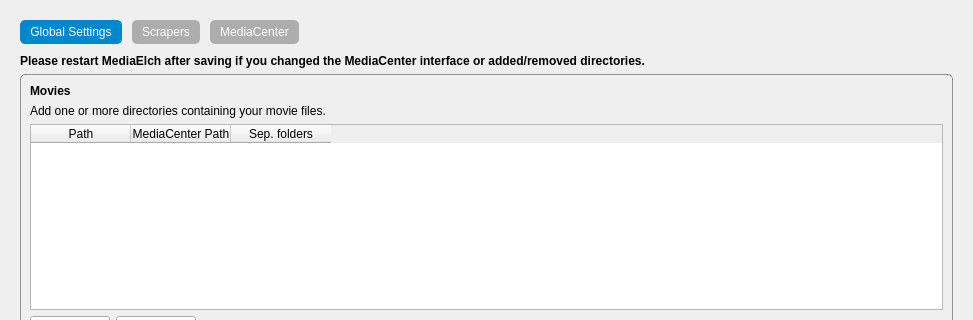
Above: settings/Settings.ui from Komet/MediaElch before the change; both pictures show x 0 to 973 and y 0 to 320 of the 973 by 805 pixel window. Below: the same form after it.
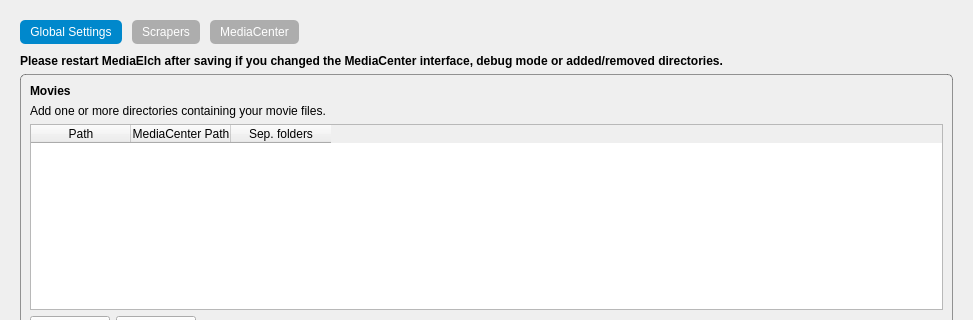
That is the form after the change. Icons and pictures are not drawn.

Commit message: Fixes #59 Log debug output to file

Diff of the .ui file:
```diff
--- a/settings/Settings.ui
+++ b/settings/Settings.ui
@@ -138,7 +138,7 @@
           </font>
          </property>
          <property name="text">
-          <string>Please restart MediaElch after saving if you changed the MediaCenter interface or added/removed directories.</string>
+          <string>Please restart MediaElch after saving if you changed the MediaCenter interface, debug mode or added/removed directories.</string>
          </property>
          <property name="wordWrap">
           <bool>true</bool>
```
Left out of the diff: 2 changed lines with no effect on the pictures. The commit also changes 3 other files.
